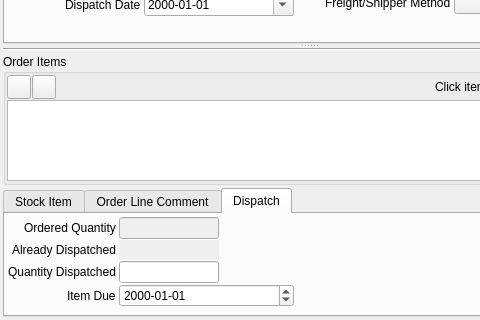
This is acc/src/gui/acc_salesorderwidget.ui in hermixy/biluna as Qt 5 draws it before an edit; both pictures show x 0 to 480 and y 280 to 600 of the 617 by 600 pixel window. The edited form follows.
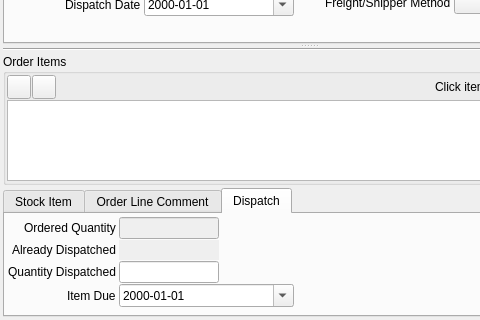
This is the edited form. The open tabs and pages were chosen to show the change. Icons and pictures are not drawn. Custom widgets are drawn as their Qt base class.

What changed in the file:
```diff
--- a/acc/src/gui/acc_salesorderwidget.ui
+++ b/acc/src/gui/acc_salesorderwidget.ui
@@ -1688,7 +1688,7 @@
               </widget>
              </item>
              <item row="3" column="1">
-              <widget class="QDateTimeEdit" name="dteItemDue">
+              <widget class="QDateEdit" name="dteItemDue">
                <property name="minimumSize">
                 <size>
                  <width>175</width>
@@ -1704,6 +1704,9 @@
                <property name="displayFormat">
                 <string>yyyy-MM-dd</string>
                </property>
+               <property name="calendarPopup">
+                <bool>true</bool>
+               </property>
               </widget>
              </item>
             </layout>
```
Left out of the diff: 8 changed lines with no effect on the pictures.
